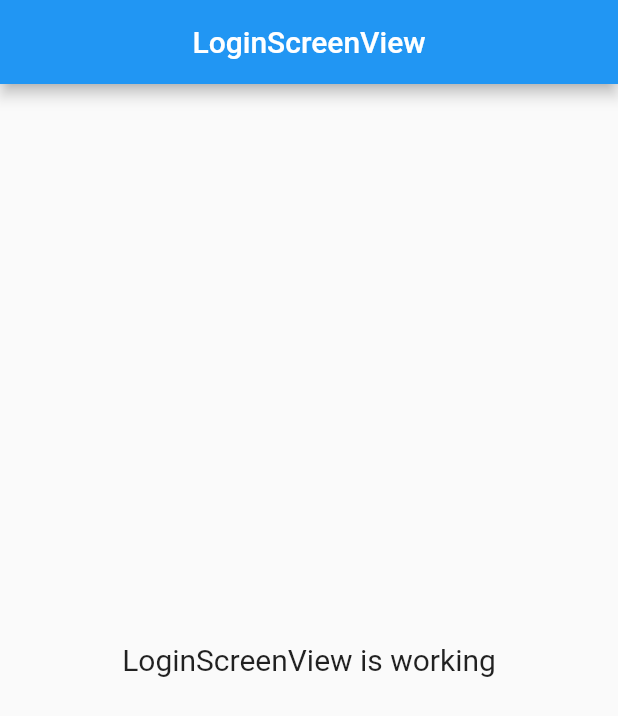
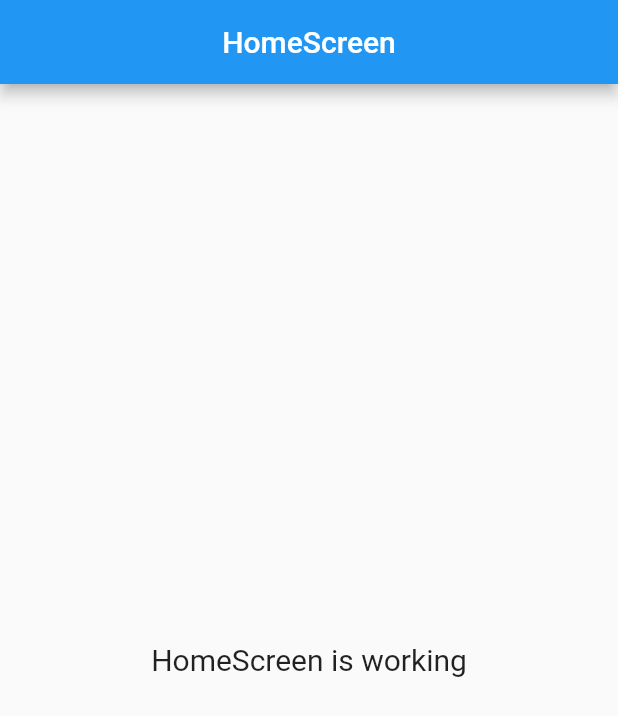
Before and after one commit to Proyek-TI/sbakusara_presence_app, a Flutter app: the screen it shows after launch, on a phone screen of 412 x 824 dp. Shown: the top 716 px of the screen. Run offline on Flutter 3.47's test engine with Material 2 defaults, Android fonts, the phone set to English and light mode, and no system bars; our stand-ins replace get.

```diff
--- /dev/null
+++ b/lib/infrastructure/navigation/bindings/controllers/controllers_bindings.dart
@@ -0,0 +1 @@
+export 'package:sbakusara_presence_app/infrastructure/navigation/bindings/controllers/home.controller.binding.dart';
--- /dev/null
+++ b/lib/infrastructure/navigation/navigation.dart
@@ -0,0 +1,35 @@
+import 'package:flutter/material.dart';
+
+import 'package:get/get.dart';
+
+import '../../config.dart';
+import '../../presentation/screens.dart';
+import 'bindings/controllers/controllers_bindings.dart';
+import 'routes.dart';
+
+class EnvironmentsBadge extends StatelessWidget {
+  final Widget child;
+  EnvironmentsBadge({required this.child});
+  @override
+  Widget build(BuildContext context) {
+    var env = ConfigEnvironments.getEnvironments()['env'];
+    return env != Environments.PRODUCTION
+        ? Banner(
+            location: BannerLocation.topStart,
+            message: env!,
+            color: env == Environments.QAS ? Colors.blue : Colors.purple,
+            child: child,
+          )
+        : SizedBox(child: child);
+  }
+}
+
+class Nav {
+  static List<GetPage> routes = [
+    GetPage(
+      name: Routes.HOME,
+      page: () => const HomeScreen(),
+      binding: HomeControllerBinding(),
+    ),
+  ];
+}
--- /dev/null
+++ b/lib/infrastructure/navigation/routes.dart
@@ -0,0 +1,8 @@
+class Routes {
+  static Future<String> get initialRoute async {
+    // TODO: implement method
+    return HOME;
+  }
+
+  static const HOME = '/home';
+}
--- a/lib/main.dart
+++ b/lib/main.dart
@@ -1,12 +1,24 @@
 import 'package:flutter/material.dart';
 
 import 'package:get/get.dart';
-import 'package:sbakusara_presence_app/view/auth/screens/login_screen.dart';
 
-void main() {
-  runApp(
-    const GetMaterialApp(
-      home: LoginScreen(),
-    ),
-  );
+import 'infrastructure/navigation/navigation.dart';
+import 'infrastructure/navigation/routes.dart';
+
+void main() async {
+  var initialRoute = await Routes.initialRoute;
+  runApp(Main(initialRoute));
 }
+
+class Main extends StatelessWidget {
+  final String initialRoute;
+  Main(this.initialRoute);
+
+  @override
+  Widget build(BuildContext context) {
+    return GetMaterialApp(
+      initialRoute: initialRoute,
+      getPages: Nav.routes,
+    );
+  }
+}
--- a/lib/view/auth/screens/login_screen.dart
+++ b/lib/presentation/home/home.screen.dart
@@ -2,21 +2,21 @@ import 'package:flutter/material.dart';
 
 import 'package:get/get.dart';
 
-class LoginScreen extends GetView {
-  const LoginScreen({Key? key}) : super(key: key);
+import 'controllers/home.controller.dart';
+
+class HomeScreen extends GetView<HomeController> {
+  const HomeScreen({Key? key}) : super(key: key);
   @override
   Widget build(BuildContext context) {
     return Scaffold(
       appBar: AppBar(
-        title: const Text('LoginScreenView'),
+        title: const Text('HomeScreen'),
         centerTitle: true,
       ),
       body: const Center(
         child: Text(
-          'LoginScreenView is working',
-          style: TextStyle(
-            fontSize: 20,
-          ),
+          'HomeScreen is working',
+          style: TextStyle(fontSize: 20),
         ),
       ),
     );
--- /dev/null
+++ b/lib/presentation/screens.dart
@@ -0,0 +1 @@
+export 'package:sbakusara_presence_app/presentation/home/home.screen.dart';
--- a/lib/services/services_api.dart
+++ /dev/null
@@ -1 +0,0 @@
-class ServicesApi {}
```
Also changed, not shown: lib/config.dart (added, +34 -0 lines), lib/infrastructure/navigation/bindings/controllers/home.controller.binding.dart (added, +12 -0 lines), lib/presentation/home/controllers/home.controller.dart (added, +23 -0 lines), pubspec.yaml (+5 -6 lines), lib/utils/constants/app_constant.dart (deleted), lib/utils/constants/theme/color_style.dart (deleted), lib/utils/constants/theme/text_style.dart (deleted).
